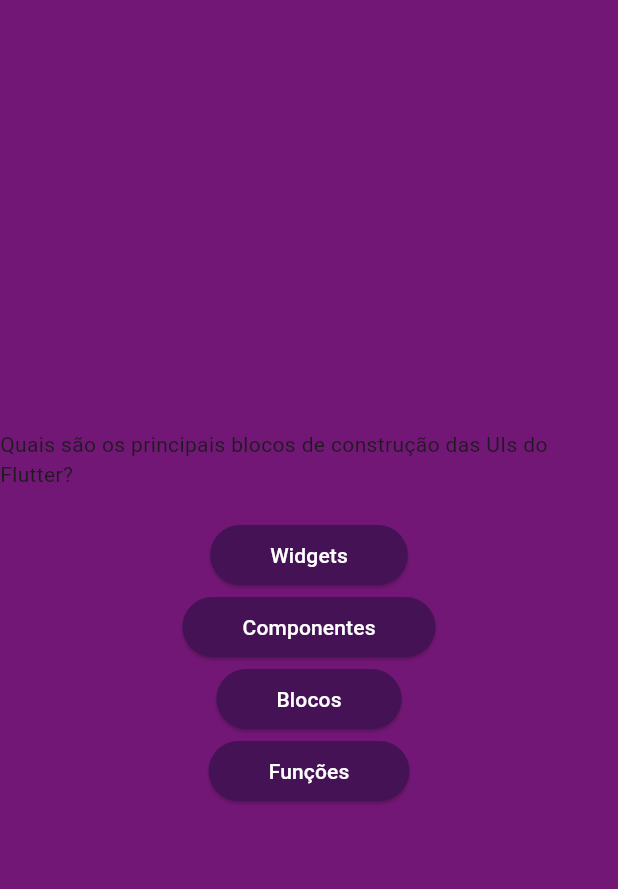
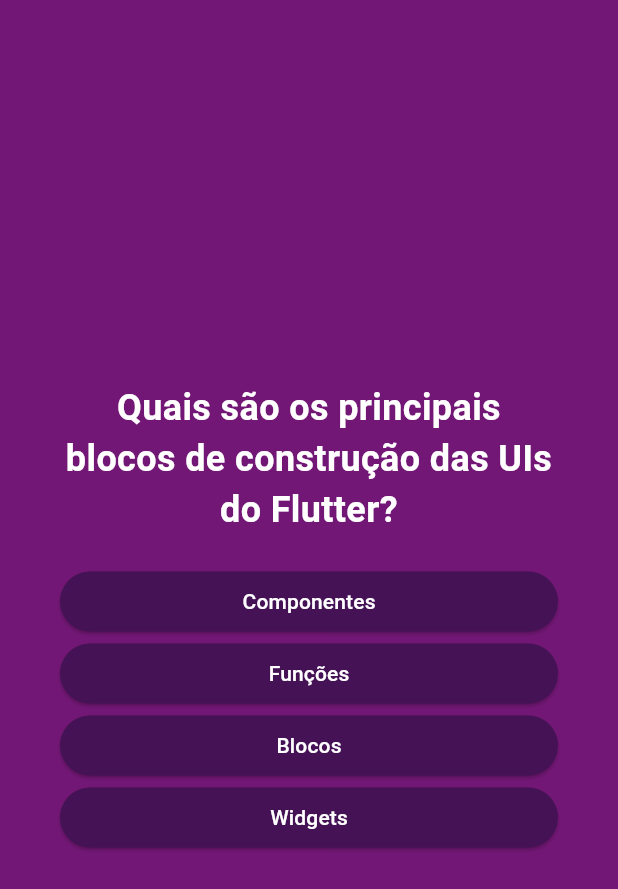
Before and after one commit to Afonso247/Flutter-quiz, a Flutter app: the screen it shows after launch, after a tap on "Começar Quiz", on a phone screen of 412 x 824 dp. Shown: the top 889 px of the screen. Run offline on Flutter 3.47's test engine with Material 3 defaults, Android fonts, the phone set to English and light mode, and no system bars.

Commit message:
feat: estlizacao + embaralhamento das respostas do quiz

```diff
--- a/lib/screens/questions_screen.dart
+++ b/lib/screens/questions_screen.dart
@@ -15,17 +15,32 @@ class _QuestionsScreenState extends State<QuestionsScreen> {
   Widget build(BuildContext context) {
     final currentQuestion = questions[0];
 
+    final shuffledAnswers = List<String>.from(currentQuestion.questionAnswers);
+    shuffledAnswers.shuffle();
+
     return SizedBox(
       width: double.infinity,
+      child: Container(
+        margin: const EdgeInsets.all(40),
         child: Column(
           mainAxisAlignment: MainAxisAlignment.center,
+          crossAxisAlignment: CrossAxisAlignment.stretch,
           children: [
-          Text(currentQuestion.questionText),
+            Text(
+              currentQuestion.questionText,
+              style: const TextStyle(
+                color: Colors.white,
+                fontSize: 24,
+                fontWeight: FontWeight.bold,
+              ),
+              textAlign: TextAlign.center,
+            ),
             const SizedBox(height: 20),
             // for-in loop
-          for (final answer in currentQuestion.questionAnswers)
+            for (final answer in shuffledAnswers)
               CustomButton(customText: answer, customFunction: () {}),
           ],
+        ),
       ),
     );
   }
```
Lines whose indentation alone changed are shown as unchanged.
